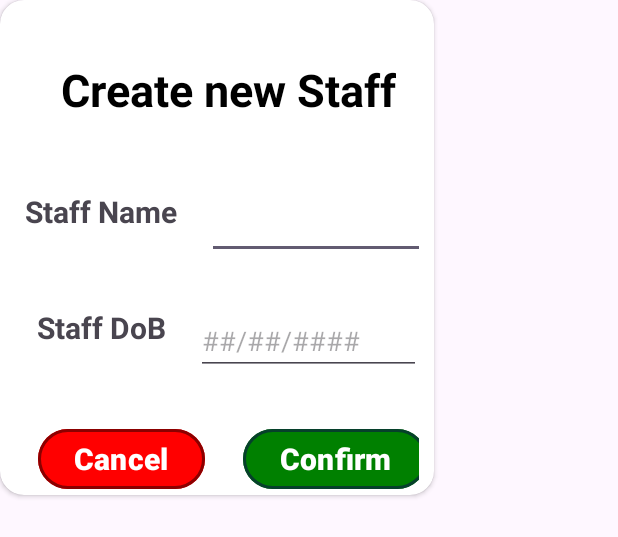
After one commit to BenGrime/FInalProject, an Android app: the layout create_new_staff.xml on its own in the app's theme, with its tools: preview values and no code run, on a phone screen of 412 x 824 dp. The commit adds this screen. Shown: the top 537 px of the screen. Run offline under Robolectric (Android 15) with nearby library versions, the phone set to English and light mode, and no system bars.

Commit message:
create staff dialog made

```diff
--- a/app/build.gradle.kts
+++ b/app/build.gradle.kts
@@ -43,6 +43,7 @@ dependencies {
     implementation("com.google.android.material:material:1.11.0")
     implementation("androidx.constraintlayout:constraintlayout:2.1.4")
     implementation("com.google.firebase:firebase-firestore:25.1.1")
+    implementation("androidx.cardview:cardview:1.0.0")
     testImplementation("junit:junit:4.13.2")
     androidTestImplementation("androidx.test.ext:junit:1.1.5")
     androidTestImplementation("androidx.test.espresso:espresso-core:3.5.1")
--- a/app/src/main/java/com/example/timetabler/MainActivity.kt
+++ b/app/src/main/java/com/example/timetabler/MainActivity.kt
@@ -1,8 +1,10 @@
 package com.example.timetabler
 
 import android.app.Dialog
+import android.content.ContentValues.TAG
 import android.content.res.ColorStateList
 import android.os.Bundle
+import android.util.Log
 import android.view.GestureDetector
 import android.view.MotionEvent
 import android.view.View
@@ -15,9 +17,15 @@ import androidx.core.content.ContextCompat
 import androidx.core.view.GestureDetectorCompat
 import com.google.android.material.button.MaterialButton
 import com.google.android.material.button.MaterialButtonToggleGroup
+import com.google.firebase.Firebase
+import com.google.firebase.Timestamp
+import com.google.firebase.firestore.FirebaseFirestore
+import com.google.firebase.firestore.firestore
 
 
 class MainActivity : AppCompatActivity() {
+
+    private val db = Firebase.firestore
 
     private lateinit var dialog : Dialog
     private lateinit var addStaffCancel : Button
@@ -25,9 +33,13 @@ class MainActivity : AppCompatActivity() {
 
     private lateinit var addStaffButton : Button
     private lateinit var removeStaffButton : Button
+    private lateinit var createNewStaff : Button
 
     private lateinit var removeStaffCancel : Button
     private lateinit var removeStaffConfirm : Button
+
+    private lateinit var createStaffCancel : Button
+    private lateinit var createStaffConfirm : Button
 
     private lateinit var staffPage : GridLayout
     private lateinit var ridesPage : GridLayout
@@ -79,6 +91,7 @@ class MainActivity : AppCompatActivity() {
 
         addStaffButton = findViewById(R.id.addStaffButton)
         removeStaffButton = findViewById(R.id.removeStaffButton)
+        createNewStaff = findViewById(R.id.createStaffButton)
 
 
 
@@ -117,7 +130,30 @@ class MainActivity : AppCompatActivity() {
             dialog.show()
 
         })
+
+
+        createNewStaff.setOnClickListener(View.OnClickListener {
+            dialog.setContentView(R.layout.create_new_staff)
+
+
+
+            createStaffCancel = dialog.findViewById(R.id.createStaffCancel)
+            createStaffConfirm = dialog.findViewById(R.id.createStaffConfirm)
+
+            createStaffCancel.setOnClickListener {
+                dialog.dismiss()
+            }
+
+            createStaffConfirm.setOnClickListener {
+                dialog.dismiss()
+                Toast.makeText(this, "FAKE: staff Made", Toast.LENGTH_SHORT).show()
+            }
+
+            dialog.show()
+
+        })
     }
+
     // Override onTouchEvent to detect swipe gestures
     override fun onTouchEvent(event: MotionEvent): Boolean {
         gestureDetector.onTouchEvent(event)
--- /dev/null
+++ b/app/src/main/res/layout/create_new_staff.xml
@@ -0,0 +1,146 @@
+<?xml version="1.0" encoding="utf-8"?>
+<androidx.cardview.widget.CardView xmlns:android="http://schemas.android.com/apk/res/android"
+    android:layout_width="wrap_content"
+    android:layout_height="wrap_content"
+    xmlns:app="http://schemas.android.com/apk/res-auto"
+    app:cardCornerRadius="16dp">
+
+    <androidx.constraintlayout.widget.ConstraintLayout
+        android:layout_width="match_parent"
+        android:layout_height="wrap_content"
+        android:layout_marginLeft="10dp"
+        android:layout_marginRight="10dp">
+
+        <TextView
+            android:id="@+id/textView"
+            android:layout_width="wrap_content"
+            android:layout_height="wrap_content"
+            android:layout_marginTop="24dp"
+            android:padding="15dp"
+            android:text="Create new Staff"
+            android:textColor="@color/black"
+            android:textSize="30sp"
+            android:textStyle="bold"
+            app:layout_constraintEnd_toEndOf="parent"
+            app:layout_constraintHorizontal_bias="1.0"
+            app:layout_constraintStart_toStartOf="parent"
+            app:layout_constraintTop_toTopOf="parent" />
+
+        <LinearLayout
+            android:id="@+id/staffNameLayout"
+            android:layout_width="wrap_content"
+            android:layout_height="wrap_content"
+            android:layout_marginTop="32dp"
+            android:layout_marginBottom="32dp"
+            android:orientation="horizontal"
+            app:layout_constraintEnd_toEndOf="@+id/textView"
+            app:layout_constraintStart_toStartOf="@+id/textView"
+            app:layout_constraintTop_toBottomOf="@+id/textView">
+
+
+            <TextView
+                android:layout_width="match_parent"
+                android:layout_height="match_parent"
+                android:text="Staff Name"
+                android:textStyle="bold"
+                android:textSize="20sp"
+                android:layout_marginRight="10dp"
+                />
+
+            <com.google.android.material.textfield.TextInputEditText
+                android:layout_width="150sp"
+                android:layout_height="match_parent"
+                android:layout_marginLeft="10dp"
+                android:maxLines="1"
+                android:inputType="text">
+
+            </com.google.android.material.textfield.TextInputEditText>
+
+        </LinearLayout>
+
+        <LinearLayout
+            android:id="@+id/staffDoBLayout"
+            android:layout_width="wrap_content"
+            android:layout_height="wrap_content"
+            android:layout_marginTop="32dp"
+            android:layout_marginBottom="32dp"
+            android:orientation="horizontal"
+            app:layout_constraintEnd_toEndOf="@+id/staffNameLayout"
+            app:layout_constraintStart_toStartOf="@+id/staffNameLayout"
+            app:layout_constraintTop_toBottomOf="@+id/staffNameLayout">
+
+
+            <TextView
+                android:layout_width="match_parent"
+                android:layout_height="match_parent"
+                android:text="Staff DoB"
+                android:textStyle="bold"
+                android:textSize="20sp"
+                android:layout_marginRight="10dp" />
+
+            <com.google.android.material.textfield.TextInputEditText
+                android:layout_width="150sp"
+                android:layout_height="match_parent"
+                android:layout_marginLeft="10dp"
+                android:maxLines="1"
+                android:inputType="date"
+                android:hint="##/##/####">
+
+            </com.google.android.material.textfield.TextInputEditText>
+
+
+
+        </LinearLayout>
+
+        <LinearLayout
+            android:layout_width="wrap_content"
+            android:layout_height="wrap_content"
+            android:orientation="horizontal"
+            android:layout_marginTop="32dp"
+            android:layout_marginBottom="32dp"
+            app:layout_constraintEnd_toEndOf="@+id/staffDoBLayout"
+            app:layout_constraintStart_toStartOf="@+id/staffDoBLayout"
+            app:layout_constraintTop_toBottomOf="@+id/staffDoBLayout">
+
+            <com.google.android.material.button.MaterialButton
+                android:id="@+id/createStaffCancel"
+                android:layout_width="match_parent"
+                android:layout_height="match_parent"
+                android:layout_marginEnd="10dp"
+                android:layout_weight="1"
+                android:text="@string/cancel"
+                android:textColor="@color/white"
+                android:textSize="20sp"
+                android:textStyle="bold"
+                app:strokeColor="@color/darkRed"
+                app:strokeWidth="2dp"
+                android:layout_marginStart="15dp"
+                app:backgroundTint="@color/red">
+
+            </com.google.android.material.button.MaterialButton>
+
+            <com.google.android.material.button.MaterialButton
+                android:id="@+id/createStaffConfirm"
+                android:layout_width="match_parent"
+                android:layout_height="match_parent"
+                android:layout_marginEnd="10dp"
+                android:layout_weight="1"
+                android:text="@string/confirm"
+                android:textColor="@color/white"
+                android:textSize="20sp"
+                android:textStyle="bold"
+                app:strokeColor="@color/darkGreen"
+                app:backgroundTint="@color/green"
+                app:strokeWidth="2dp"
+                android:layout_marginStart="15dp">
+
+            </com.google.android.material.button.MaterialButton>
+
+        </LinearLayout>
+
+
+    </androidx.constraintlayout.widget.ConstraintLayout>
+
+
+
+</androidx.cardview.widget.CardView>
```
